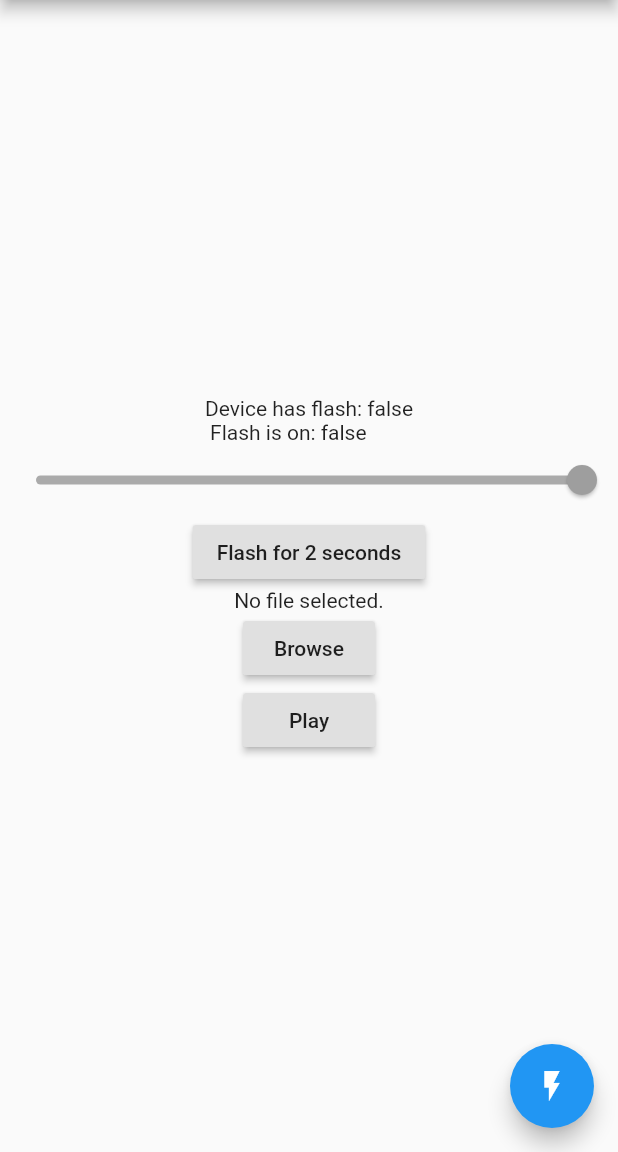
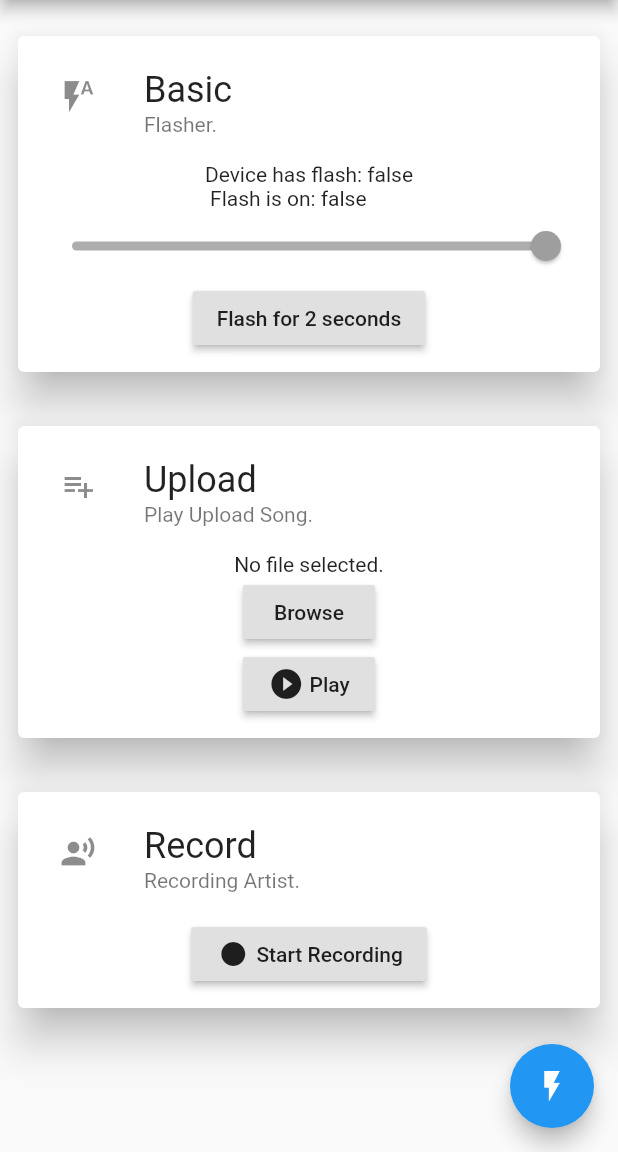
Before and after one commit to KOzekz/FlutterLight, a Flutter app: the screen it shows after launch, on a phone screen of 412 x 824 dp, the part 84-1236 px from its top. Run offline on Flutter 3.47's test engine with Material 2 defaults, Android fonts, the phone set to English and light mode, and no system bars; our stand-ins replace file_picker; missing offline and left inert: lamp.

Commit message:
Recording

```diff
--- a/lib/main.dart
+++ b/lib/main.dart
@@ -123,11 +123,26 @@ class _MyHomePageState extends State<MyHomePage> {
         //   // the App.build method, and use it to set our appbar title.
         //   title: Text(widget.title),
         // ),
-        body: new Center(
+        body: new SingleChildScrollView(
           child: new Column(
-              mainAxisAlignment: MainAxisAlignment.center,
+              mainAxisAlignment: MainAxisAlignment.start,
+              crossAxisAlignment: CrossAxisAlignment.stretch,
+              mainAxisSize: MainAxisSize.max,
               children: <Widget>[
-                new Text('Device has flash: $_hasFlash\n Flash is on: $_isOn'),
+                Card(
+                  elevation: 12,
+                  margin: EdgeInsets.fromLTRB(12, 24, 12, 12),
+                  child: Container(
+                    padding: EdgeInsets.all(12),
+                    child: Column(
+                      children: <Widget>[
+                        const ListTile(
+                            leading: Icon(Icons.flash_auto),
+                            title:
+                                Text('Basic', style: TextStyle(fontSize: 24)),
+                            subtitle: Text('Flasher.')),
+                        new Text(
+                            'Device has flash: $_hasFlash\n Flash is on: $_isOn'),
                         new Slider(
                             value: _intensity,
                             onChanged: _isOn ? _intensityChanged : null),
@@ -135,6 +150,22 @@ class _MyHomePageState extends State<MyHomePage> {
                             onPressed: () async =>
                                 await Lamp.flash(new Duration(seconds: 2)),
                             child: new Text("Flash for 2 seconds")),
+                      ],
+                    ),
+                  ),
+                ),
+                Card(
+                  elevation: 12,
+                  margin: EdgeInsets.fromLTRB(12, 24, 12, 24),
+                  child: Container(
+                    padding: EdgeInsets.all(12),
+                    child: Column(
+                      children: <Widget>[
+                        ListTile(
+                            leading: Icon(Icons.playlist_add),
+                            title:
+                                Text('Upload', style: TextStyle(fontSize: 24)),
+                            subtitle: Text('Play Upload Song.')),
                         _filePath == null
                             ? new Text('No file selected.')
                             : new Text('Path' + _filePath),
@@ -142,7 +173,46 @@ class _MyHomePageState extends State<MyHomePage> {
                             onPressed: getFilePath, child: new Text("Browse")),
                         new RaisedButton(
                             onPressed: discoFlash,
-                    child: new Text(_isOn ? "Playing" : "Play"))
+                            child: Row(
+                              children: <Widget>[
+                                Icon(Icons.play_circle_filled),
+                                new Text(_isOn ? " Playing" : " Play")
+                              ],
+                              mainAxisAlignment: MainAxisAlignment.center,
+                              mainAxisSize: MainAxisSize.min,
+                            ))
+                      ],
+                    ),
+                  ),
+                ),
+                Card(
+                  elevation: 12,
+                  margin: EdgeInsets.fromLTRB(12, 12, 12, 24),
+                  child: Container(
+                    padding: EdgeInsets.all(12),
+                    child: Column(
+                      children: <Widget>[
+                        const ListTile(
+                            leading: Icon(Icons.record_voice_over),
+                            title:
+                                Text('Record', style: TextStyle(fontSize: 24)),
+                            subtitle: Text('Recording Artist.')),
+                        new RaisedButton(
+                            onPressed: singFlash,
+                            child: Row(
+                              children: <Widget>[
+                                Icon(Icons.fiber_manual_record),
+                                new Text(_isOn
+                                    ? " Recording ..."
+                                    : " Start Recording")
+                              ],
+                              mainAxisAlignment: MainAxisAlignment.center,
+                              mainAxisSize: MainAxisSize.min,
+                            ))
+                      ],
+                    ),
+                  ),
+                ),
               ]),
         ),
         floatingActionButton: new FloatingActionButton(
@@ -184,13 +254,29 @@ class _MyHomePageState extends State<MyHomePage> {
       _isOn = true;
     });
     int millis = Random().nextInt(600) + 100;
-    int delayMillis = Random().nextInt(500);
+    int delayMillis = Random().nextInt(500) + 300;
     onFlash(milliseconds: millis).then((value) {
       Future.delayed(
           Duration(microseconds: delayMillis),
           () => duration - millis >= 0
               ? discoFlash(duration: duration - millis)
               : _turnFlashAMoment(milliseconds: duration)());
+    });
+  }
+
+  singFlash({howmany = 3}) async {
+    if (!_isOn && howmany != 3) return;
+    setState(() {
+      _isOn = true;
+    });
+    int millis = Random().nextInt(500) + 300;
+    int delayMillis = Random().nextInt(300) + 100;
+    onFlash(milliseconds: millis).then((value) {
+      Future.delayed(
+          Duration(milliseconds: delayMillis),
+          () => howmany - 2 > 0
+              ? singFlash(howmany: howmany - 1)
+              : _turnFlashAMoment(milliseconds: millis)());
     });
   }
 
```
Lines whose indentation alone changed are shown as unchanged.
